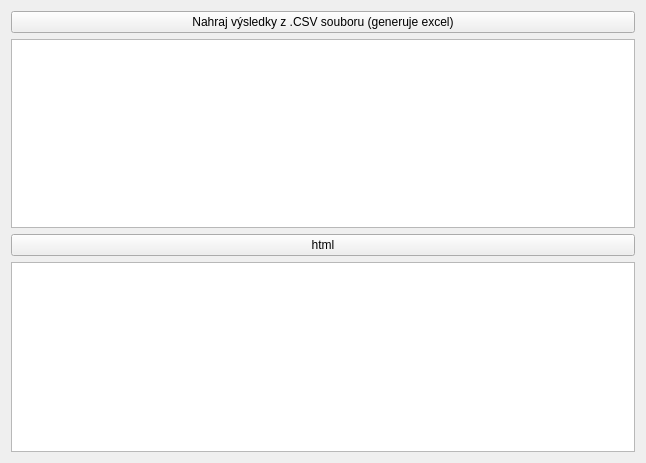
jjunior776/pekelnik, file continuousresultswindow.ui: the form before one commit.
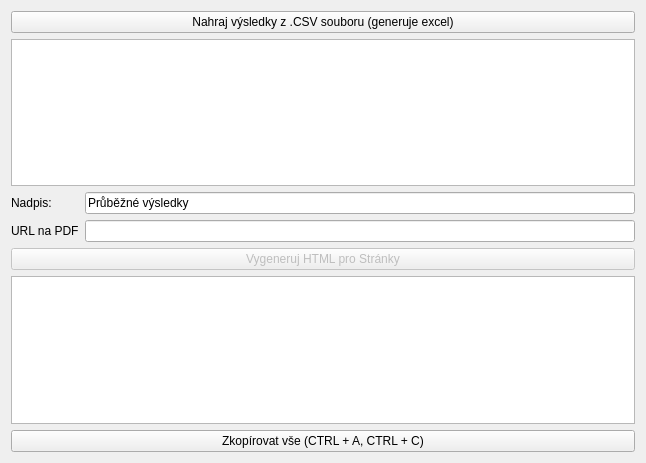
The form after the commit.

Diff of the .ui file:
```diff
--- a/continuousresultswindow.ui
+++ b/continuousresultswindow.ui
@@ -24,16 +24,54 @@
    <item>
     <widget class="QTableView" name="resultsTableV"/>
    </item>
+   <item>
+    <layout class="QFormLayout" name="formLayout">
+     <item row="0" column="0">
+      <widget class="QLabel" name="label">
+       <property name="text">
+        <string>Nadpis:</string>
+       </property>
+      </widget>
+     </item>
+     <item row="0" column="1">
+      <widget class="QLineEdit" name="highlightEdit">
+       <property name="text">
+        <string>Průběžné výsledky</string>
+       </property>
+      </widget>
+     </item>
+     <item row="1" column="0">
+      <widget class="QLabel" name="label_2">
+       <property name="text">
+        <string>URL na PDF</string>
+       </property>
+      </widget>
+     </item>
+     <item row="1" column="1">
+      <widget class="QLineEdit" name="pdfUrlEdit"/>
+     </item>
+    </layout>
+   </item>
    <item>
     <widget class="QPushButton" name="generateHtmlBtn">
+     <property name="enabled">
+      <bool>false</bool>
+     </property>
      <property name="text">
-      <string>html</string>
+      <string>Vygeneruj HTML pro Stránky</string>
      </property>
     </widget>
    </item>
    <item>
     <widget class="QPlainTextEdit" name="htmlPText"/>
    </item>
+   <item>
+    <widget class="QPushButton" name="copyBtn">
+     <property name="text">
+      <string>Zkopírovat vše (CTRL + A, CTRL + C)</string>
+     </property>
+    </widget>
+   </item>
   </layout>
  </widget>
  <resources/>
```
Left out of the diff: 37 changed lines with no effect on the pictures.
